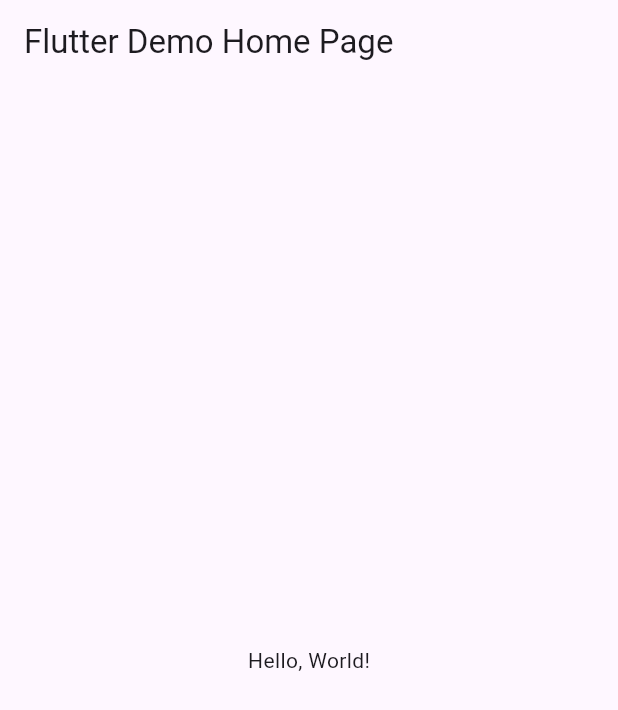
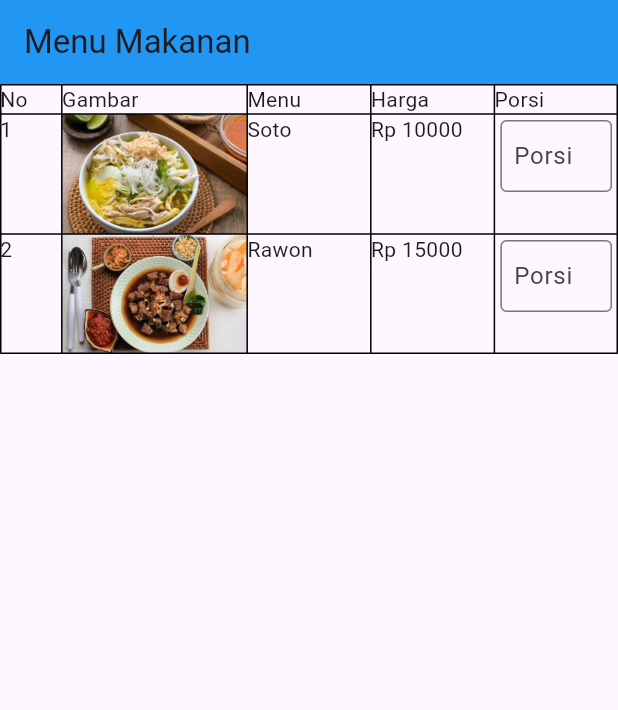
Before and after one commit to Insanin52010/menu_makanan, a Flutter app: the screen it shows after launch, on a phone screen of 412 x 824 dp. Shown: the top 710 px of the screen. Run offline on Flutter 3.47's test engine with Material 3 defaults, Android fonts, the phone set to English and light mode, and no system bars.

Commit message:
menu makanan

```diff
--- a/lib/main.dart
+++ b/lib/main.dart
@@ -1,41 +1,77 @@
 import 'package:flutter/material.dart';
 
-void main() => runApp(MyApp());
+void main() {
+  runApp(Tes());
+}
 
-class MyApp extends StatelessWidget {
-  const MyApp({super.key});
-  // This widget is the root of your application.
+class Tes extends StatelessWidget {
+  List<String> menu = ["Soto", "Rawon"];
+  List<int> harga = [10000, 15000];
+
+  List<String> gambar = ["assets/soto.jpg", "assets/rawon.jpg"];
+
   @override
   Widget build(BuildContext context) {
     return MaterialApp(
-      // Application name
-      title: 'Flutter Hello World',
-      // Application theme data, you can set the colors for the application as
-      // you want
-      theme: ThemeData(
-        // useMaterial3: false,
-        primarySwatch: Colors.blue,
-      ),
-      // A widget which will be started on application startup
-      home: MyHomePage(title: 'Flutter Demo Home Page'),
-    );
-  }
-}
+      debugShowCheckedModeBanner: false,
+      home: Scaffold(
+        appBar: AppBar(
+          title: Text("Menu Makanan"),
+          backgroundColor: Colors.blue,
+        ),
+        body: Table(
+          border: TableBorder.all(width: 1),
+          columnWidths: {
+            0: FlexColumnWidth(0.5),
+            1: FlexColumnWidth(1.5),
+            2: FlexColumnWidth(1),
+            3: FlexColumnWidth(1),
+            4: FlexColumnWidth(1),
+          },
+          children: [
+            // Header
+            TableRow(
+              children: [
+                Text("No"),
+                Text("Gambar"),
+                Text("Menu"),
+                Text("Harga"),
+                Text("Porsi"),
+              ],
+            ),
 
-class MyHomePage extends StatelessWidget {
-  final String title;
-  const MyHomePage({super.key, required this.title});
+            // Data menu
+            for (int i = 0; i < menu.length; i++)
+              TableRow(
+                children: [
+                  Text("${i + 1}"),
 
-  @override
-  Widget build(BuildContext context) {
-    return Scaffold(
-      appBar: AppBar(
-        // The title text which will be shown on the action bar
-        title: Text(title),
-      ),
-      body: Center(
-        child: Text(
-          'Hello, World!',
+                  Image.asset(
+                    gambar[i],
+                    width: 80,
+                    height: 80,
+                    fit: BoxFit.cover,
+                  ),
+
+                  Text(menu[i]),
+
+                  Text("Rp ${harga[i]}"),
+
+                  // Input jumlah porsi
+                  Padding(
+                    padding: EdgeInsets.all(4),
+                    child: TextField(
+                      keyboardType: TextInputType.number,
+                      decoration: InputDecoration(
+                        hintText: "Porsi",
+                        border: OutlineInputBorder(),
+                        contentPadding: EdgeInsets.all(5),
+                      ),
+                    ),
+                  ),
+                ],
+              ),
+          ],
         ),
       ),
     );
```
Also changed, not shown: pubspec.yaml (+4 -4 lines), assets/rawon.jpg (added), assets/soto.jpg (added).
